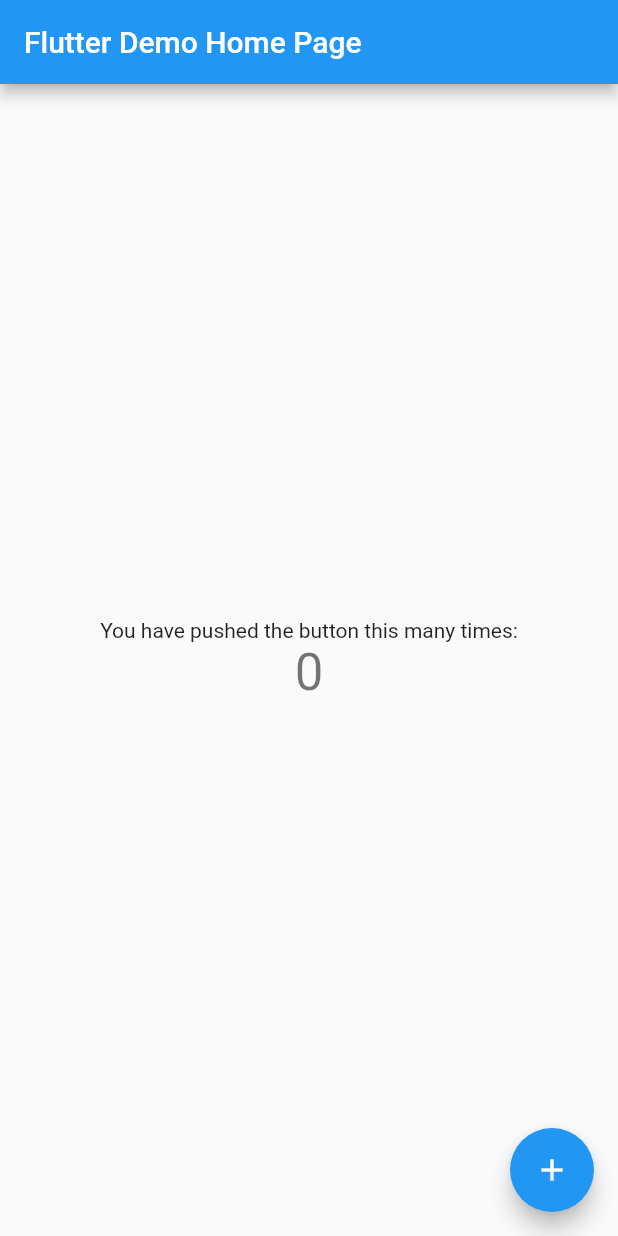
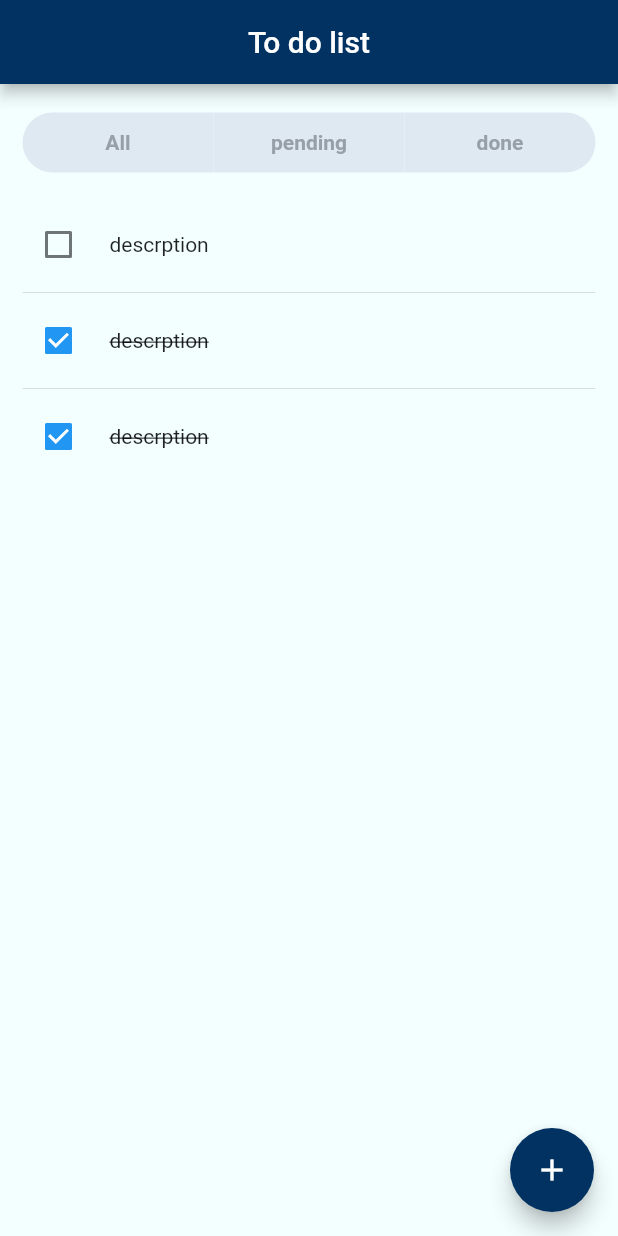
Before and after one commit to luna-almeida-coding/To-Do-List, a Flutter app: the screen it shows after launch, on a phone screen of 412 x 824 dp. Run offline on Flutter 3.47's test engine with Material 2 defaults, Android fonts, the light colour scheme and no system bars.

Commit message:
feat(home_page): create page UI

```diff
--- /dev/null
+++ b/lib/features/presentation/pages/home_page.dart
@@ -0,0 +1,159 @@
+import 'package:flutter/material.dart';
+import 'package:to_do_list_squad_premiun/design_system/colors/app_colors.dart';
+import 'package:to_do_list_squad_premiun/design_system/widgets/buttons/app_button.dart';
+import 'package:to_do_list_squad_premiun/features/domain/entities/to_do_entity.dart';
+
+class HomePage extends StatefulWidget {
+  const HomePage({Key? key}) : super(key: key);
+
+  @override
+  State<HomePage> createState() => _HomePageState();
+}
+
+class _HomePageState extends State<HomePage> {
+  final List<ToDoEntity> _todoList = [
+    ToDoEntity(
+      description: 'descrption',
+      isCompleted: false,
+    ),
+    ToDoEntity(
+      description: 'descrption',
+      isCompleted: true,
+    ),
+    ToDoEntity(
+      description: 'descrption',
+      isCompleted: true,
+    ),
+  ];
+
+  @override
+  Widget build(BuildContext context) {
+    return Scaffold(
+      appBar: _buildAppBar,
+      body: _buildBody(),
+      floatingActionButton: _buildAddToDoItemButton,
+    );
+  }
+
+  PreferredSizeWidget get _buildAppBar {
+    return AppBar(
+      title: const Text(
+        'To do list',
+        style: TextStyle(
+          color: Colors.white,
+        ),
+      ),
+      centerTitle: true,
+      backgroundColor: AppColors.darkBlue,
+    );
+  }
+
+  Widget _buildBody() {
+    return Container(
+      color: AppColors.lightBlue,
+      padding: const EdgeInsets.all(15),
+      child: Column(
+        children: [
+          _buildListButtons(),
+          const SizedBox(height: 20),
+          Expanded(child: _buildToDoList()),
+        ],
+      ),
+    );
+  }
+
+  Widget _buildListButtons() {
+    Widget buildAllListButton() {
+      return AppButton(
+        onTap: () {},
+        text: 'All',
+        shape: const RoundedRectangleBorder(
+          borderRadius: BorderRadius.only(
+            topLeft: Radius.circular(20),
+            bottomLeft: Radius.circular(20),
+          ),
+        ),
+      );
+    }
+
+    Widget buildPendingListButton() {
+      return AppButton(
+        onTap: () {},
+        text: 'pending',
+        shape: const RoundedRectangleBorder(),
+      );
+    }
+
+    Widget buildDoneListButton() {
+      return AppButton(
+        onTap: () {},
+        text: 'done',
+        shape: const RoundedRectangleBorder(
+          borderRadius: BorderRadius.only(
+            topRight: Radius.circular(20),
+            bottomRight: Radius.circular(20),
+          ),
+        ),
+      );
+    }
+
+    return Row(
+      mainAxisAlignment: MainAxisAlignment.center,
+      children: [
+        Expanded(child: buildAllListButton()),
+        Expanded(child: buildPendingListButton()),
+        Expanded(child: buildDoneListButton()),
+      ],
+    );
+  }
+
+  Widget _buildToDoList() {
+    Widget buildToDoItem({
+      String? text,
+      bool isCompleted = false,
+    }) {
+      return Row(
+        children: [
+          Checkbox(
+            value: isCompleted,
+            onChanged: (value) {
+              //TODO: Add checkbox implementation
+            },
+          ),
+          const SizedBox(width: 10),
+          Text(
+            text ?? '',
+            style: TextStyle(
+              decoration: isCompleted ? TextDecoration.lineThrough : TextDecoration.none,
+            ),
+          ),
+        ],
+      );
+    }
+
+    return ListView.separated(
+      itemBuilder: (context, index) {
+        return buildToDoItem(
+          text: _todoList[index].description,
+          isCompleted: _todoList[index].isCompleted,
+        );
+      },
+      separatorBuilder: (context, index) {
+        return const Divider();
+      },
+      itemCount: _todoList.length,
+    );
+  }
+
+  Widget get _buildAddToDoItemButton {
+    return FloatingActionButton(
+      onPressed: () {},
+      backgroundColor: AppColors.darkBlue,
+      tooltip: "Add To Do",
+      child: const Icon(
+        Icons.add,
+        color: AppColors.white,
+      ),
+    );
+  }
+}
--- a/lib/main.dart
+++ b/lib/main.dart
@@ -1,4 +1,5 @@
 import 'package:flutter/material.dart';
+import 'package:to_do_list_squad_premiun/features/presentation/pages/home_page.dart';
 
 void main() {
   runApp(const MyApp());
@@ -7,80 +8,11 @@
 class MyApp extends StatelessWidget {
   const MyApp({super.key});
 
-  // This widget is the root of your application.
   @override
   Widget build(BuildContext context) {
     return MaterialApp(
-      title: 'Flutter Demo',
-      theme: ThemeData(
-        primarySwatch: Colors.blue,
-      ),
-      home: const MyHomePage(title: 'Flutter Demo Home Page'),
+      title: 'To Do List',
+      home: const HomePage(),
     );
   }
 }
-
-class MyHomePage extends StatefulWidget {
-  const MyHomePage({super.key, required this.title});
-
-  final String title;
-
-  @override
-  State<MyHomePage> createState() => _MyHomePageState();
-}
-
-class _MyHomePageState extends State<MyHomePage> {
-  int _counter = 0;
-
-  void _incrementCounter() {
-    setState(() {
-      _counter++;
-    });
-  }
-
-  @override
-  Widget build(BuildContext context) {
-    return Scaffold(
-      appBar: AppBar(
-        // Here we take the value from the MyHomePage object that was created by
-        // the App.build method, and use it to set our appbar title.
-        title: Text(widget.title),
-      ),
-      body: Center(
-        // Center is a layout widget. It takes a single child and positions it
-        // in the middle of the parent.
-        child: Column(
-          // Column is also a layout widget. It takes a list of children and
-          // arranges them vertically. By default, it sizes itself to fit its
-          // children horizontally, and tries to be as tall as its parent.
-          //
-          // Invoke "debug painting" (press "p" in the console, choose the
-          // "Toggle Debug Paint" action from the Flutter Inspector in Android
-          // Studio, or the "Toggle Debug Paint" command in Visual Studio Code)
-          // to see the wireframe for each widget.
-          //
-          // Column has various properties to control how it sizes itself and
-          // how it positions its children. Here we use mainAxisAlignment to
-          // center the children vertically; the main axis here is the vertical
-          // axis because Columns are vertical (the cross axis would be
-          // horizontal).
-          mainAxisAlignment: MainAxisAlignment.center,
-          children: <Widget>[
-            const Text(
-              'You have pushed the button this many times:',
-            ),
-            Text(
-              '$_counter',
-              style: Theme.of(context).textTheme.headline4,
-            ),
-          ],
-        ),
-      ),
-      floatingActionButton: FloatingActionButton(
-        onPressed: _incrementCounter,
-        tooltip: 'Increment',
-        child: const Icon(Icons.add),
-      ), // This trailing comma makes auto-formatting nicer for build methods.
-    );
-  }
-}
```
